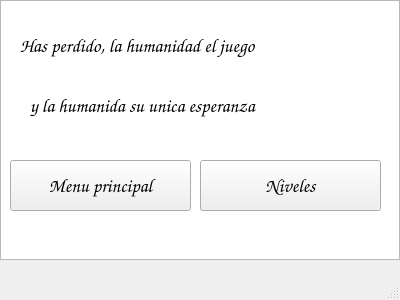
The window that watchman/perder.ui (JohanMora73/Watchman) describes before a commit, drawn with Qt 5.
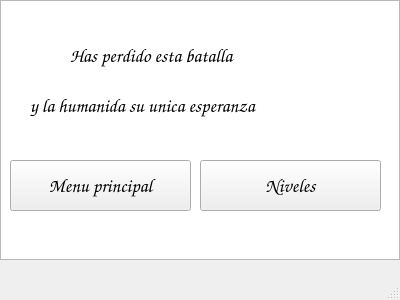
The same window after the commit.

The edit to the form file:
```diff
--- a/watchman/perder.ui
+++ b/watchman/perder.ui
@@ -45,9 +45,9 @@
    <widget class="QLabel" name="label">
     <property name="geometry">
      <rect>
-      <x>20</x>
-      <y>20</y>
-      <width>341</width>
+      <x>70</x>
+      <y>30</y>
+      <width>241</width>
       <height>51</height>
      </rect>
     </property>
@@ -60,7 +60,7 @@
      </font>
     </property>
     <property name="text">
-     <string>Has perdido, la humanidad el juego</string>
+     <string>Has perdido esta batalla</string>
     </property>
    </widget>
    <widget class="QPushButton" name="pushButton">
```
